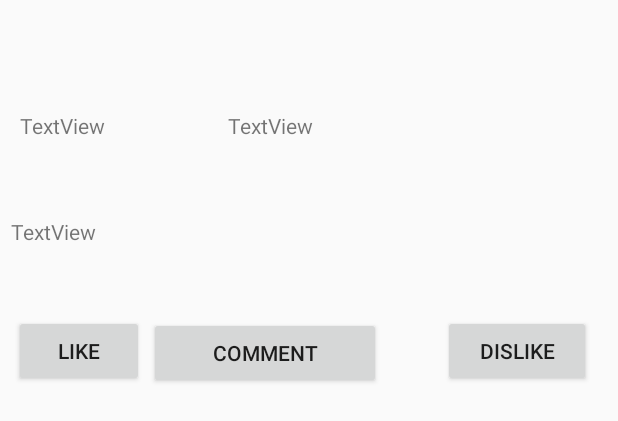
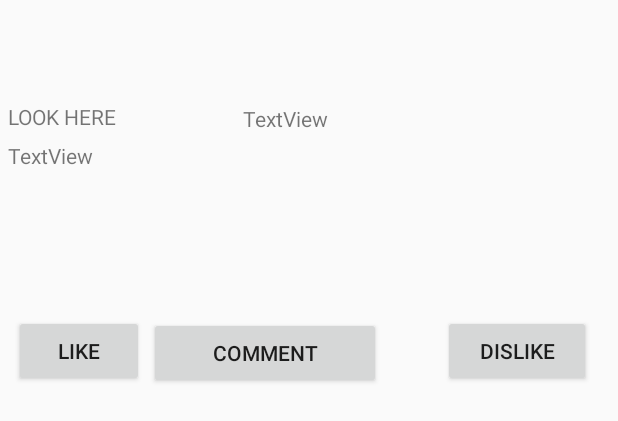
Before and after one commit to ShariceG/Hive, an Android app: the layout post_layout.xml on its own in the app's theme, with its tools: preview values and no code run, on a phone screen of 412 x 824 dp. Shown: the top 421 px of the screen. Run offline under Robolectric (Android 15) with nearby library versions, the phone set to English and light mode, and no system bars.

Commit message:
Setup PostFeedManager
Move all logic that manages a list view    of posts into a PostFeedManager

```diff
--- a/frontend/android/app/src/main/java/coloredcoded/hive/client/ServerClientImp.java
+++ b/frontend/android/app/src/main/java/coloredcoded/hive/client/ServerClientImp.java
@@ -287,7 +287,6 @@ public class ServerClientImp implements ServerClient {
 			connection = (HttpURLConnection) url.openConnection();
 			connection.setRequestProperty("Content-Type", "application/json");
 			connection.setRequestMethod("GET");
-			connection.setDoOutput(true);
 			connection.setConnectTimeout(CONNECTION_TIMEOUT_MS);
 		    connection.setReadTimeout(READ_TIMEOUT_MS);
 			in = new BufferedReader(new InputStreamReader(connection.getInputStream()));
--- a/frontend/android/app/src/main/res/layout/home_layout.xml
+++ b/frontend/android/app/src/main/res/layout/home_layout.xml
@@ -8,4 +8,5 @@
         android:id="@+id/postFeedListView"
         android:layout_width="match_parent"
         android:layout_height="match_parent" />
+
 </LinearLayout>
--- a/frontend/android/app/src/main/res/layout/post_layout.xml
+++ b/frontend/android/app/src/main/res/layout/post_layout.xml
@@ -1,6 +1,9 @@
 <?xml version="1.0" encoding="utf-8"?>
-<RelativeLayout xmlns:android="http://schemas.android.com/apk/res/android"
-    android:layout_width="match_parent" android:layout_height="match_parent">
+<RelativeLayout
+    xmlns:android="http://schemas.android.com/apk/res/android"
+    android:layout_width="match_parent"
+    android:layout_height="wrap_content"
+    android:gravity="center">
 
         <TextView
             android:id="@+id/userTextView"
@@ -11,14 +14,12 @@
             android:layout_alignParentTop="true"
             android:layout_alignParentEnd="true"
             android:layout_alignParentRight="true"
-        android:layout_alignParentBottom="true"
-        android:layout_marginStart="13dp"
-        android:layout_marginLeft="13dp"
-        android:layout_marginTop="74dp"
-        android:layout_marginEnd="279dp"
-        android:layout_marginRight="279dp"
-        android:layout_marginBottom="687dp"
-        android:text="TextView" />
+            android:layout_marginStart="5dp"
+            android:layout_marginLeft="5dp"
+            android:layout_marginTop="68dp"
+            android:layout_marginEnd="287dp"
+            android:layout_marginRight="287dp"
+            android:text="LOOK HERE" />
 
         <TextView
             android:id="@+id/dateTextView"
@@ -27,13 +28,12 @@
             android:layout_alignParentTop="true"
             android:layout_alignParentEnd="true"
             android:layout_alignParentRight="true"
-        android:layout_alignParentBottom="true"
+            android:layout_centerHorizontal="true"
             android:layout_marginStart="-123dp"
             android:layout_marginLeft="-123dp"
-        android:layout_marginTop="74dp"
-        android:layout_marginEnd="102dp"
-        android:layout_marginRight="102dp"
-        android:layout_marginBottom="688dp"
+            android:layout_marginTop="69dp"
+            android:layout_marginEnd="92dp"
+            android:layout_marginRight="92dp"
             android:text="TextView" />
 
         <Button
@@ -90,13 +90,15 @@
             android:layout_height="101dp"
             android:layout_alignParentStart="true"
             android:layout_alignParentLeft="true"
+            android:layout_alignParentTop="true"
             android:layout_alignParentEnd="true"
             android:layout_alignParentRight="true"
-        android:layout_alignParentBottom="true"
-        android:layout_marginStart="7dp"
-        android:layout_marginLeft="7dp"
-        android:layout_marginEnd="10dp"
-        android:layout_marginRight="10dp"
-        android:layout_marginBottom="578dp"
+            android:layout_centerHorizontal="true"
+            android:layout_marginStart="5dp"
+            android:layout_marginLeft="5dp"
+            android:layout_marginTop="94dp"
+            android:layout_marginEnd="12dp"
+            android:layout_marginRight="12dp"
             android:text="TextView" />
+
 </RelativeLayout>
```
Also changed, not shown: frontend/android/app/src/main/java/coloredcoded/hive/HomeFragment.java (added, +79 -0 lines), frontend/android/app/src/main/java/coloredcoded/hive/MainActivity.java (+2 -85 lines), frontend/android/app/src/main/java/coloredcoded/hive/PostFeedAdapter.java (deleted, +0 -26 lines), frontend/android/app/src/main/java/coloredcoded/hive/PostFeedManager.java (added, +131 -0 lines), frontend/android/app/src/main/java/coloredcoded/hive/PostView.java (+47 -4 lines), frontend/android/app/src/main/java/coloredcoded/hive/ViewPagerAdapater.java (deleted, +0 -25 lines), frontend/android/app/src/main/java/coloredcoded/hive/ViewPagerAdapter.java (added, +20 -0 lines), 3 other files. Lines whose indentation alone changed are shown as unchanged.
